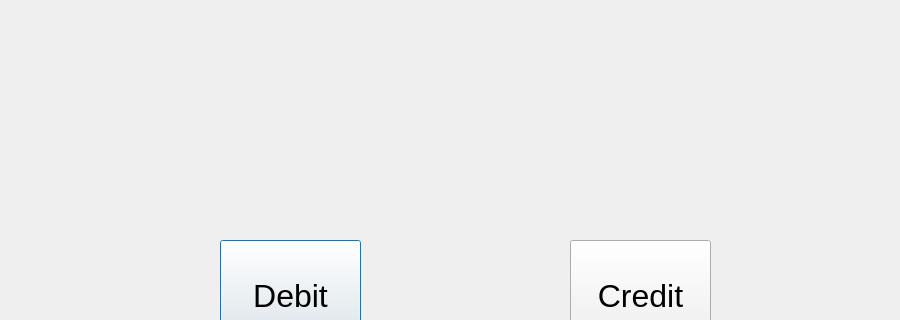
The window that bank-automat/debitvscredit.ui (25kmo-project/group_15) describes before a commit, drawn with Qt 5; both pictures show x 0 to 900 and y 0 to 320 of the 900 by 600 pixel window.
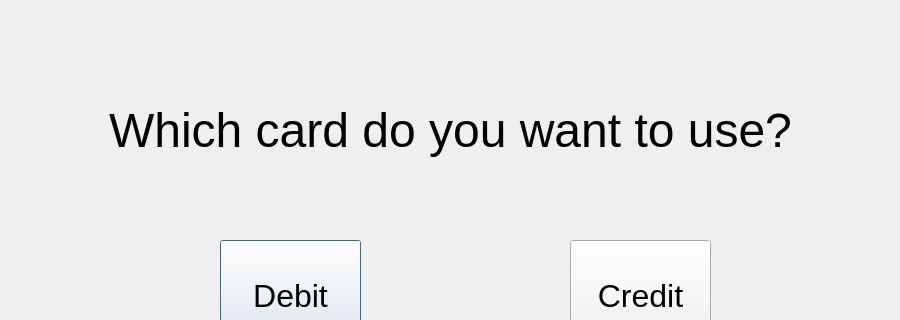
The same window after the commit.

```diff
--- a/bank-automat/debitvscredit.ui
+++ b/bank-automat/debitvscredit.ui
@@ -51,6 +51,31 @@
     <string>Credit</string>
    </property>
   </widget>
+  <widget class="QLabel" name="label">
+   <property name="geometry">
+    <rect>
+     <x>40</x>
+     <y>30</y>
+     <width>821</width>
+     <height>201</height>
+    </rect>
+   </property>
+   <property name="font">
+    <font>
+     <family>Arial</family>
+     <pointsize>36</pointsize>
+    </font>
+   </property>
+   <property name="layoutDirection">
+    <enum>Qt::LayoutDirection::LeftToRight</enum>
+   </property>
+   <property name="text">
+    <string>Which card do you want to use?</string>
+   </property>
+   <property name="alignment">
+    <set>Qt::AlignmentFlag::AlignCenter</set>
+   </property>
+  </widget>
  </widget>
  <resources/>
  <connections/>
```
